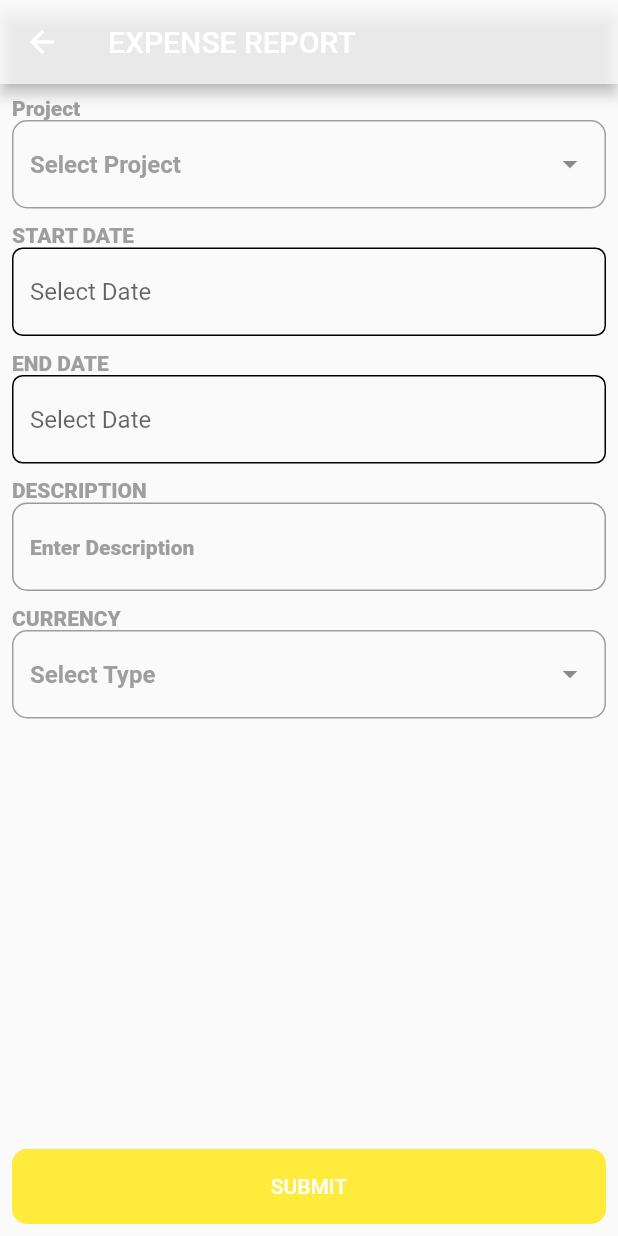
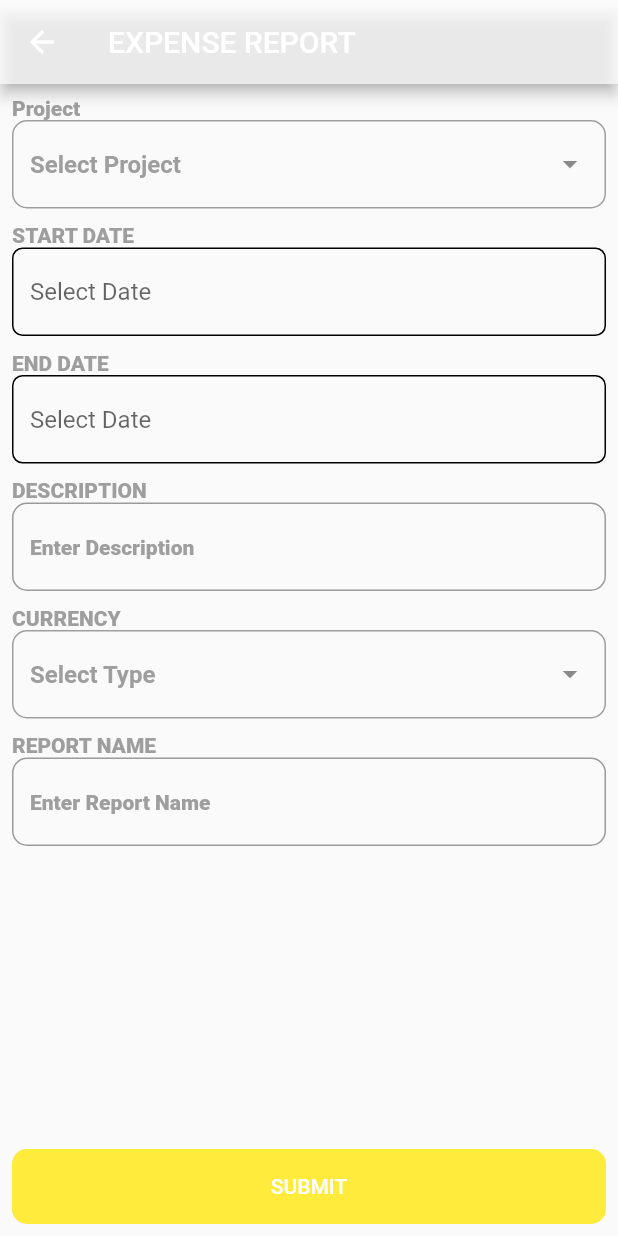
Before and after one commit to Anand-Jangid/attendencesheet, a Flutter app: the AddExpenseReport screen opened directly, after a tap on "SUBMIT", on a phone screen of 412 x 824 dp. Run offline on Flutter 3.47's test engine with Material 2 defaults, Android fonts, the phone set to English and light mode, and no system bars; drawn by our look-alikes of dropdown_textfield; our stand-ins replace file_picker, get, modal_progress_hud_nsn; network calls fail.

Commit message:
summary report page completed

```diff
--- a/lib/Screens/site_map_screens/expense_report/add_expense_report.dart
+++ b/lib/Screens/site_map_screens/expense_report/add_expense_report/add_expense_report.dart
@@ -1,9 +1,12 @@
+import 'package:attendencesheet/Screens/site_map_screens/expense_report/add_expense_report/expense_report_summary.dart';
 import 'package:attendencesheet/widgets/drop_down_textfield.dart';
 import 'package:attendencesheet/widgets/text_field.dart';
 import 'package:dropdown_textfield/dropdown_textfield.dart';
 import 'package:flutter/material.dart';
+import 'package:get/get.dart';
+import 'package:intl/intl.dart';
 
-import '../../../widgets/date_text_field.dart';
+import '../../../../widgets/date_text_field.dart';
 
 class AddExpenseReport extends StatelessWidget {
   AddExpenseReport({Key? key}) : super(key: key);
@@ -13,6 +16,7 @@ class AddExpenseReport extends StatelessWidget {
   final endDateController = TextEditingController();
   final descriptionController = TextEditingController();
   final currencyController = SingleValueDropDownController();
+  final reportNameController = TextEditingController();
 
 
   @override
@@ -53,7 +57,7 @@ class AddExpenseReport extends StatelessWidget {
                 fontSize: 14,
                 color: Colors.grey,
                 fontWeight: FontWeight.w900),),
-            DateTextField(dateController: startDateController),
+            DateTextField(dateController: endDateController),
             const SizedBox(height: 10,),
             ///Description
             const Text("DESCRIPTION", style: TextStyle(
@@ -77,11 +81,26 @@ class AddExpenseReport extends StatelessWidget {
                 DropDownValueModel(name: 'JPY', value: 'JPY'),
               ],
               hintText: "Select Type",),
+            const SizedBox(height: 10,),
+            ///Report Name
+            const Text("REPORT NAME", style: TextStyle(
+                fontSize: 14,
+                color: Colors.grey,
+                fontWeight: FontWeight.w900),),
+            TextFielD(hintText: "Enter Report Name", controller: reportNameController, textInputType: TextInputType.text,),
+
             const Spacer(),
             SizedBox(
               height: 50,
               child: InkWell(
-                onTap: () {},
+                onTap: () {
+                  Get.to(ExpenseReportSummary(
+                      startDate: startDateController.text,
+                      endDate: endDateController.text,
+                      projectName: projectController.dropDownValue!.value,
+                      description: descriptionController.text,
+                      reportName: reportNameController.text));
+                },
                 child: Container(
                   height: 50,
                   decoration: BoxDecoration(
--- a/lib/Screens/site_map_screens/expense_report/expense_report_screen.dart
+++ b/lib/Screens/site_map_screens/expense_report/expense_report_screen.dart
@@ -1,4 +1,4 @@
-import 'package:attendencesheet/Screens/site_map_screens/expense_report/add_expense_report.dart';
+import 'package:attendencesheet/Screens/site_map_screens/expense_report/add_expense_report/add_expense_report.dart';
 import 'package:attendencesheet/controllers/expense_report_controller.dart';
 import 'package:flutter/material.dart';
 import 'package:get/get.dart';
--- a/lib/Screens/site_map_screens/project_expense/project_expense_screen/project_expense_screen.dart
+++ b/lib/Screens/site_map_screens/project_expense/project_expense_screen/project_expense_screen.dart
@@ -1,8 +1,6 @@
 import 'package:attendencesheet/Screens/site_map_screens/project_expense/project_expense_screen/add_expense_screen.dart';
-import 'package:attendencesheet/apis/api_service.dart';
 import 'package:flutter/material.dart';
 import 'package:get/get.dart';
-
 import '../../../../controllers/employee_expense_controller.dart';
 import '../../../../widgets/project_expense_widget.dart';
 
@@ -36,6 +34,7 @@ class _ProjectExpenseScreenState extends State<ProjectExpenseScreen> {
                   return ListView.builder(
                       itemCount: employeeExpenseController.expensesList.length,
                       itemBuilder: (context, index){
+
                         return InkWell(
                           onTap: () => Get.to(() => AddExpenseScreen()),
                           child: PeojectExpenseWidget(
```
Also changed, not shown: lib/Screens/site_map_screens/expense_report/add_expense_report/expense_report_summary.dart (added, +136 -0 lines), lib/apis/api_service.dart (+1 -18 lines), lib/constants.dart (+1 -1 lines).
